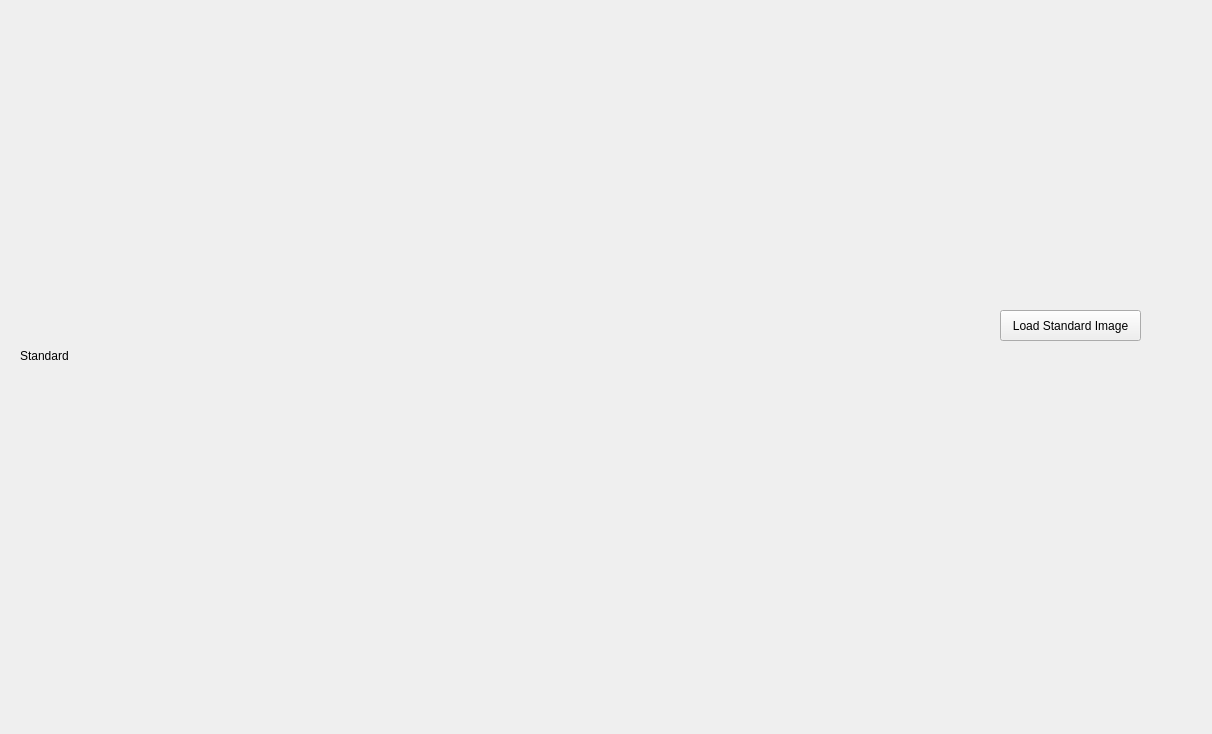
Old version of the form mainwindow.ui in the repository ZyuHung/GZHD_OCR_QT.
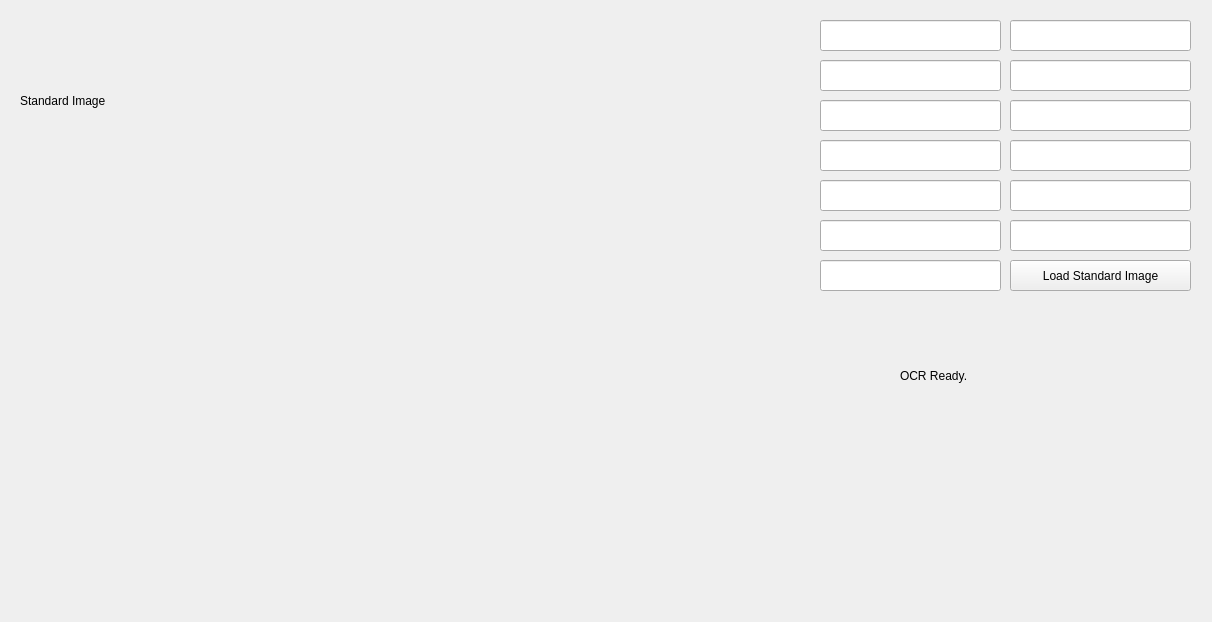
New version of the form.

What changed in the file:
```diff
--- a/mainwindow.ui
+++ b/mainwindow.ui
@@ -7,7 +7,7 @@
     <x>0</x>
     <y>0</y>
     <width>1212</width>
-    <height>734</height>
+    <height>622</height>
    </rect>
   </property>
   <property name="windowTitle">
@@ -18,9 +18,9 @@
     <property name="geometry">
      <rect>
       <x>20</x>
-      <y>60</y>
-      <width>971</width>
-      <height>591</height>
+      <y>10</y>
+      <width>221</width>
+      <height>181</height>
      </rect>
     </property>
     <property name="font">
@@ -31,15 +31,15 @@
      </font>
     </property>
     <property name="text">
-     <string>Standard</string>
+     <string>Standard Image</string>
     </property>
    </widget>
    <widget class="QPushButton" name="mLoadStdimg_Button">
     <property name="geometry">
      <rect>
-      <x>1000</x>
-      <y>310</y>
-      <width>141</width>
+      <x>1010</x>
+      <y>260</y>
+      <width>181</width>
       <height>31</height>
      </rect>
     </property>
@@ -47,6 +47,149 @@
      <string>Load Standard Image</string>
     </property>
    </widget>
+   <widget class="QLabel" name="mTip_label">
+    <property name="geometry">
+     <rect>
+      <x>900</x>
+      <y>350</y>
+      <width>231</width>
+      <height>51</height>
+     </rect>
+    </property>
+    <property name="text">
+     <string>OCR Ready.</string>
+    </property>
+   </widget>
+   <widget class="QLineEdit" name="lineEdit">
+    <property name="geometry">
+     <rect>
+      <x>820</x>
+      <y>20</y>
+      <width>181</width>
+      <height>31</height>
+     </rect>
+    </property>
+   </widget>
+   <widget class="QLineEdit" name="lineEdit_2">
+    <property name="geometry">
+     <rect>
+      <x>1010</x>
+      <y>20</y>
+      <width>181</width>
+      <height>31</height>
+     </rect>
+    </property>
+   </widget>
+   <widget class="QLineEdit" name="lineEdit_3">
+    <property name="geometry">
+     <rect>
+      <x>820</x>
+      <y>60</y>
+      <width>181</width>
+      <height>31</height>
+     </rect>
+    </property>
+   </widget>
+   <widget class="QLineEdit" name="lineEdit_4">
+    <property name="geometry">
+     <rect>
+      <x>1010</x>
+      <y>60</y>
+      <width>181</width>
+      <height>31</height>
+     </rect>
+    </property>
+   </widget>
+   <widget class="QLineEdit" name="lineEdit_5">
+    <property name="geometry">
+     <rect>
+      <x>820</x>
+      <y>100</y>
+      <width>181</width>
+      <height>31</height>
+     </rect>
+    </property>
+   </widget>
+   <widget class="QLineEdit" name="lineEdit_6">
+    <property name="geometry">
+     <rect>
+      <x>1010</x>
+      <y>100</y>
+      <width>181</width>
+      <height>31</height>
+     </rect>
+    </property>
+   </widget>
+   <widget class="QLineEdit" name="lineEdit_7">
+    <property name="geometry">
+     <rect>
+      <x>820</x>
+      <y>140</y>
+      <width>181</width>
+      <height>31</height>
+     </rect>
+    </property>
+   </widget>
+   <widget class="QLineEdit" name="lineEdit_8">
+    <property name="geometry">
+     <rect>
+      <x>1010</x>
+      <y>140</y>
+      <width>181</width>
+      <height>31</height>
+     </rect>
+    </property>
+   </widget>
+   <widget class="QLineEdit" name="lineEdit_9">
+    <property name="geometry">
+     <rect>
+      <x>820</x>
+      <y>180</y>
+      <width>181</width>
+      <height>31</height>
+     </rect>
+    </property>
+   </widget>
+   <widget class="QLineEdit" name="lineEdit_10">
+    <property name="geometry">
+     <rect>
+      <x>1010</x>
+      <y>180</y>
+      <width>181</width>
+      <height>31</height>
+     </rect>
+    </property>
+   </widget>
+   <widget class="QLineEdit" name="lineEdit_11">
+    <property name="geometry">
+     <rect>
+      <x>820</x>
+      <y>220</y>
+      <width>181</width>
+      <height>31</height>
+     </rect>
+    </property>
+   </widget>
+   <widget class="QLineEdit" name="lineEdit_12">
+    <property name="geometry">
+     <rect>
+      <x>1010</x>
+      <y>220</y>
+      <width>181</width>
+      <height>31</height>
+     </rect>
+    </property>
+   </widget>
+   <widget class="QLineEdit" name="lineEdit_14">
+    <property name="geometry">
+     <rect>
+      <x>820</x>
+      <y>260</y>
+      <width>181</width>
+      <height>31</height>
+     </rect>
+    </property>
+   </widget>
   </widget>
  </widget>
  <layoutdefault spacing="6" margin="11"/>
```
